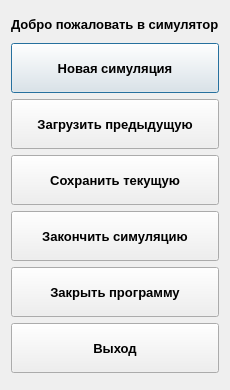
This is menu.ui in hvorovk/anthill_simulator as Qt 5 draws it before an edit. The edited form follows.
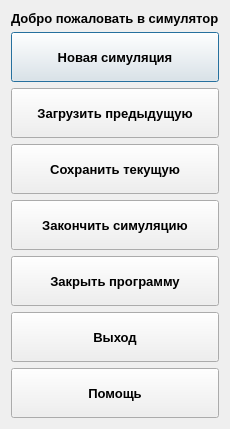
This is the edited form. Icons and pictures are not drawn.

Commit message: Added help, fixed crutch and replace enum by class enum

Patch:
```diff
--- a/menu.ui
+++ b/menu.ui
@@ -220,6 +220,19 @@
        </property>
       </widget>
      </item>
+     <item>
+      <widget class="QPushButton" name="help">
+       <property name="minimumSize">
+        <size>
+         <width>0</width>
+         <height>50</height>
+        </size>
+       </property>
+       <property name="text">
+        <string>Помощь</string>
+       </property>
+      </widget>
+     </item>
      <item>
       <spacer name="verticalSpacer">
        <property name="orientation">
```
The commit also changes 24 other files.
